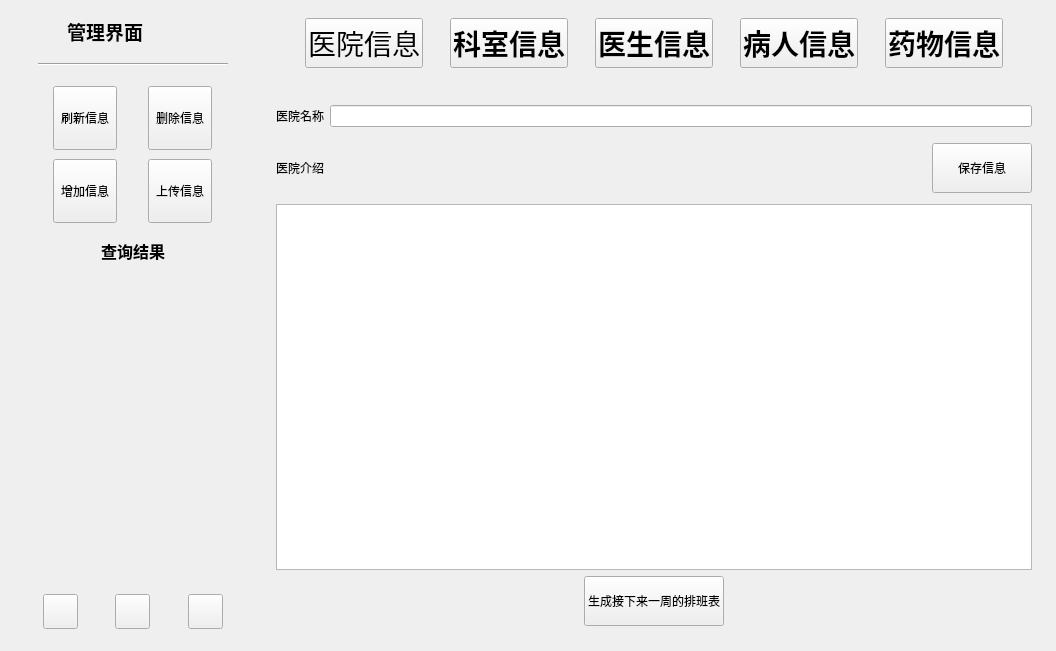
First picture: the form in widget.ui, repository GitterhipOo/Industrial-managers, before the edit.
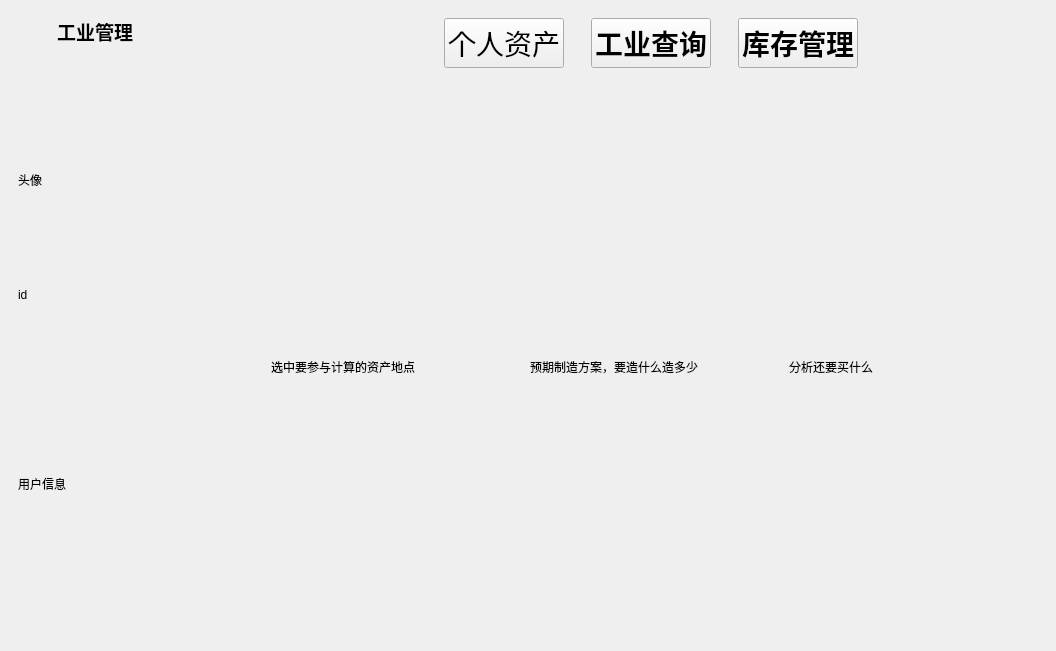
Second picture: the form after the edit. The open tabs and pages were chosen to show the change. Icons and pictures are not drawn.

The edit to the form file:
```diff
--- a/widget.ui
+++ b/widget.ui
@@ -16,7 +16,7 @@
   <widget class="QWidget" name="w_bg" native="true">
    <property name="geometry">
     <rect>
-     <x>10</x>
+     <x>0</x>
      <y>0</y>
      <width>1044</width>
      <height>645</height>
@@ -129,7 +129,7 @@
                </font>
               </property>
               <property name="text">
-               <string>管理界面</string>
+               <string>工业管理</string>
               </property>
              </widget>
             </item>
@@ -157,167 +157,63 @@
              <property name="rightMargin">
               <number>10</number>
              </property>
-             <item>
-              <widget class="Line" name="line">
-               <property name="font">
-                <font>
-                 <pointsize>9</pointsize>
-                 <bold>false</bold>
-                </font>
-               </property>
-               <property name="styleSheet">
-                <string notr="true"/>
-               </property>
-               <property name="orientation">
-                <enum>Qt::Horizontal</enum>
-               </property>
-              </widget>
-             </item>
             </layout>
            </widget>
           </item>
           <item>
-           <layout class="QGridLayout" name="gridLayout">
-            <property name="spacing">
-             <number>3</number>
-            </property>
-            <item row="0" column="0">
-             <widget class="QToolButton" name="menu_1">
-              <property name="minimumSize">
-               <size>
-                <width>70</width>
-                <height>70</height>
-               </size>
-              </property>
-              <property name="maximumSize">
-               <size>
-                <width>70</width>
-                <height>70</height>
-               </size>
-              </property>
-              <property name="font">
-               <font>
-                <pointsize>9</pointsize>
-               </font>
-              </property>
-              <property name="cursor">
-               <cursorShape>PointingHandCursor</cursorShape>
-              </property>
-              <property name="styleSheet">
-               <string notr="true">margin:3px</string>
-              </property>
-              <property name="text">
-               <string>刷新信息</string>
-              </property>
-              <property name="icon">
-               <iconset>
-                <normaloff>:/icons/umbrella.png</normaloff>:/icons/umbrella.png</iconset>
-              </property>
-              <property name="toolButtonStyle">
-               <enum>Qt::ToolButtonTextUnderIcon</enum>
-              </property>
-             </widget>
-            </item>
-            <item row="0" column="1">
-             <widget class="QToolButton" name="menu_2">
-              <property name="minimumSize">
-               <size>
-                <width>70</width>
-                <height>70</height>
-               </size>
-              </property>
-              <property name="styleSheet">
-               <string notr="true">margin:3px</string>
-              </property>
-              <property name="text">
-               <string>删除信息</string>
-              </property>
-             </widget>
-            </item>
-            <item row="1" column="0">
-             <widget class="QToolButton" name="menu_3">
-              <property name="minimumSize">
-               <size>
-                <width>70</width>
-                <height>70</height>
-               </size>
-              </property>
-              <property name="styleSheet">
-               <string notr="true">margin:3px</string>
-              </property>
-              <property name="text">
-               <string>增加信息</string>
-              </property>
-             </widget>
-            </item>
-            <item row="1" column="1">
-             <widget class="QToolButton" name="menu_4">
-              <property name="minimumSize">
-               <size>
-                <width>70</width>
-                <height>70</height>
-               </size>
-              </property>
-              <property name="styleSheet">
-               <string notr="true">margin:3px</string>
-              </property>
-              <property name="text">
-               <string>上传信息</string>
-              </property>
-             </widget>
-            </item>
-           </layout>
-          </item>
-          <item>
-           <widget class="QLabel" name="lab_title">
+           <widget class="QLabel" name="label_5">
             <property name="minimumSize">
              <size>
               <width>0</width>
-              <height>30</height>
+              <height>200</height>
              </size>
             </property>
-            <property name="font">
-             <font>
-              <family>幼圆</family>
-              <pointsize>12</pointsize>
-              <bold>true</bold>
-              <kerning>true</kerning>
-             </font>
+            <property name="text">
+             <string>头像</string>
             </property>
-            <property name="cursor">
-             <cursorShape>ArrowCursor</cursorShape>
-            </property>
-            <property name="focusPolicy">
-             <enum>Qt::NoFocus</enum>
-            </property>
-            <property name="acceptDrops">
-             <bool>false</bool>
-            </property>
-            <property name="layoutDirection">
-             <enum>Qt::LeftToRight</enum>
-            </property>
-            <property name="styleSheet">
-             <string notr="true">margin-top:3px;</string>
-            </property>
+           </widget>
+          </item>
+          <item>
+           <widget class="QLabel" name="label_7">
             <property name="text">
-             <string>查询结果</string>
+             <string>id</string>
             </property>
-            <property name="scaledContents">
-             <bool>false</bool>
-            </property>
-            <property name="alignment">
-             <set>Qt::AlignCenter</set>
-            </property>
            </widget>
           </item>
           <item>
-           <spacer name="verticalSpacer_2">
+           <spacer name="verticalSpacer">
             <property name="orientation">
              <enum>Qt::Vertical</enum>
             </property>
             <property name="sizeHint" stdset="0">
              <size>
               <width>20</width>
+              <height>40</height>
+             </size>
+            </property>
+           </spacer>
+          </item>
+          <item>
+           <widget class="QLabel" name="label_4">
+            <property name="minimumSize">
+             <size>
+              <width>0</width>
+              <height>250</height>
+             </size>
+            </property>
+            <property name="text">
+             <string>用户信息</string>
+            </property>
+           </widget>
+          </item>
+          <item>
+           <spacer name="horizontalSpacer_2">
+            <property name="orientation">
+             <enum>Qt::Horizontal</enum>
+            </property>
+            <property name="sizeHint" stdset="0">
+             <size>
+              <width>40</width>
               <height>20</height>
              </size>
             </property>
@@ -344,131 +240,6 @@
           <property name="bottomMargin">
            <number>0</number>
           </property>
-          <item>
-           <layout class="QHBoxLayout" name="horizontalLayout_2" stretch="1,0,2,0,2,0,1">
-            <item>
-             <spacer name="horizontalSpacer_4">
-              <property name="orientation">
-               <enum>Qt::Horizontal</enum>
-              </property>
-              <property name="sizeHint" stdset="0">
-               <size>
-                <width>40</width>
-                <height>20</height>
-               </size>
-              </property>
-             </spacer>
-            </item>
-            <item>
-             <widget class="QPushButton" name="btn_littleshow">
-              <property name="minimumSize">
-               <size>
-                <width>35</width>
-                <height>35</height>
-               </size>
-              </property>
-              <property name="maximumSize">
-               <size>
-                <width>35</width>
-                <height>35</height>
-               </size>
-              </property>
-              <property name="text">
-               <string/>
-              </property>
-              <property name="icon">
-               <iconset>
-                <normaloff>:/icons/mini.png</normaloff>:/icons/mini.png</iconset>
-              </property>
-             </widget>
-            </item>
-            <item>
-             <spacer name="horizontalSpacer_2">
-              <property name="orientation">
-               <enum>Qt::Horizontal</enum>
-              </property>
-              <property name="sizeHint" stdset="0">
-               <size>
-                <width>40</width>
-                <height>20</height>
-               </size>
-              </property>
-             </spacer>
-            </item>
-            <item>
-             <widget class="QPushButton" name="btn_home">
-              <property name="minimumSize">
-               <size>
-                <width>35</width>
-                <height>35</height>
-               </size>
-              </property>
-              <property name="maximumSize">
-               <size>
-                <width>35</width>
-                <height>35</height>
-               </size>
-              </property>
-              <property name="text">
-               <string/>
-              </property>
-              <property name="icon">
-               <iconset>
-                <normaloff>:/icons/home.png</normaloff>:/icons/home.png</iconset>
-              </property>
-             </widget>
-            </item>
-            <item>
-             <spacer name="horizontalSpacer_3">
-              <property name="orientation">
-               <enum>Qt::Horizontal</enum>
-              </property>
-              <property name="sizeHint" stdset="0">
-               <size>
-                <width>40</width>
-                <height>20</height>
-               </size>
-              </property>
-             </spacer>
-            </item>
-            <item>
-             <widget class="QPushButton" name="btn_logout">
-              <property name="minimumSize">
-               <size>
-                <width>35</width>
-                <height>35</height>
-               </size>
-              </property>
-              <property name="maximumSize">
-               <size>
-                <width>35</width>
-                <height>35</height>
-               </size>
-              </property>
-              <property name="text">
-               <string/>
-              </property>
-              <property name="icon">
-               <iconset>
-                <normaloff>:/icons/logout.png</normaloff>:/icons/logout.png</iconset>
-              </property>
-             </widget>
-            </item>
-            <item>
-             <spacer name="horizontalSpacer_5">
-              <property name="orientation">
-               <enum>Qt::Horizontal</enum>
-              </property>
-              <property name="sizeHint" stdset="0">
-               <size>
-                <width>40</width>
-                <height>20</height>
-               </size>
-              </property>
-             </spacer>
-            </item>
-           </layout>
-          </item>
          </layout>
         </widget>
        </item>
@@ -476,8 +247,8 @@
      </widget>
     </item>
     <item>
-     <widget class="QWidget" name="w_main" native="true">
-      <layout class="QVBoxLayout" name="verticalLayout_5" stretch="0,0">
+     <widget class="QWidget" name="w_main_3" native="true">
+      <layout class="QVBoxLayout" name="verticalLayout_49" stretch="0,0">
        <property name="spacing">
         <number>19</number>
        </property>
@@ -488,7 +259,7 @@
         <number>6</number>
        </property>
        <item>
-        <layout class="QHBoxLayout" name="horizontalLayout_5">
+        <layout class="QHBoxLayout" name="horizontalLayout_31">
          <property name="spacing">
           <number>27</number>
          </property>
@@ -499,7 +270,7 @@
           <number>4</number>
          </property>
          <item>
-          <spacer name="horizontalSpacer_8">
+          <spacer name="horizontalSpacer_40">
            <property name="orientation">
             <enum>Qt::Horizontal</enum>
            </property>
@@ -512,7 +283,7 @@
           </spacer>
          </item>
          <item>
-          <widget class="QPushButton" name="btn_main_item_5">
+          <widget class="QPushButton" name="menu1">
            <property name="sizePolicy">
             <sizepolicy hsizetype="Fixed" vsizetype="Fixed">
              <horstretch>0</horstretch>
@@ -532,12 +303,12 @@
             </font>
            </property>
            <property name="text">
-            <string>医院信息</string>
+            <string>个人资产</string>
            </property>
           </widget>
          </item>
          <item>
-          <widget class="QPushButton" name="btn_main_item_1">
+          <widget class="QPushButton" name="menu3">
            <property name="minimumSize">
             <size>
              <width>100</width>
@@ -561,12 +332,12 @@
             <cursorShape>PointingHandCursor</cursorShape>
            </property>
            <property name="text">
-            <string>科室信息</string>
+            <string>工业查询</string>
            </property>
           </widget>
          </item>
          <item>
-          <widget class="QPushButton" name="btn_main_item_2">
+          <widget class="QPushButton" name="menu2">
            <property name="minimumSize">
             <size>
              <width>100</width>
@@ -590,61 +361,12 @@
             <cursorShape>PointingHandCursor</cursorShape>
            </property>
            <property name="text">
-            <string>医生信息</string>
+            <string>库存管理</string>
            </property>
           </widget>
          </item>
          <item>
-          <widget class="QPushButton" name="btn_main_item_3">
-           <property name="minimumSize">
-            <size>
-             <width>100</width>
-             <height>0</height>
-            </size>
-           </property>
-           <property name="maximumSize">
-            <size>
-             <width>150</width>
-             <height>50</height>
-            </size>
-           </property>
-           <property name="font">
-            <font>
-             <family>幼圆</family>
-             <pointsize>21</pointsize>
-             <bold>true</bold>
-            </font>
-           </property>
-           <property name="cursor">
-            <cursorShape>PointingHandCursor</cursorShape>
-           </property>
-           <property name="text">
-            <string>病人信息</string>
-           </property>
-          </widget>
-         </item>
-         <item>
-          <widget class="QPushButton" name="btn_main_item_4">
-           <property name="minimumSize">
-            <size>
-             <width>100</width>
-             <height>50</height>
-            </size>
-           </property>
-           <property name="font">
-            <font>
-             <family>幼圆</family>
-             <pointsize>21</pointsize>
-             <bold>true</bold>
-            </font>
-           </property>
-           <property name="text">
-            <string>药物信息</string>
-           </property>
-          </widget>
-         </item>
-         <item>
-          <spacer name="horizontalSpacer_9">
+          <spacer name="horizontalSpacer_41">
            <property name="orientation">
             <enum>Qt::Horizontal</enum>
            </property>
@@ -659,306 +381,100 @@
         </layout>
        </item>
        <item>
-        <widget class="QStackedWidget" name="sw_main">
+        <widget class="QStackedWidget" name="sw_main_7">
          <property name="currentIndex">
-          <number>0</number>
+          <number>1</number>
          </property>
-         <widget class="QWidget" name="page">
-          <layout class="QVBoxLayout" name="verticalLayout_7">
-           <item>
-            <widget class="QTableWidget" name="tableWidget_p_0">
-             <property name="layoutDirection">
-              <enum>Qt::LeftToRight</enum>
-             </property>
-             <column>
+         <widget class="QWidget" name="page_31">
+          <widget class="QWidget" name="horizontalLayoutWidget">
+           <property name="geometry">
+            <rect>
+             <x>0</x>
+             <y>0</y>
+             <width>771</width>
+             <height>551</height>
+            </rect>
+           </property>
+           <layout class="QHBoxLayout" name="horizontalLayout_2">
+            <item>
+             <widget class="QLabel" name="label_2">
               <property name="text">
-               <string>科室编号</string>
+               <string>资产地点列表,需要配合esi获取，并按照顺序排列开来</string>
               </property>
-             </column>
-             <column>
+             </widget>
+            </item>
+            <item>
+             <widget class="QLabel" name="label_3">
               <property name="text">
-               <string>名称</string>
+               <string>左边选中物品以后的资产详情</string>
               </property>
-             </column>
-             <column>
-              <property name="text">
-               <string>位置</string>
-              </property>
-             </column>
-             <column>
-              <property name="text">
-               <string>序号</string>
-              </property>
-             </column>
-            </widget>
-           </item>
-          </layout>
+             </widget>
+            </item>
+           </layout>
+          </widget>
          </widget>
-         <widget class="QWidget" name="page_2">
-          <layout class="QVBoxLayout" name="verticalLayout_8">
-           <item>
-            <widget class="QTableWidget" name="tableWidget_p_1">
-             <column>
+         <widget class="QWidget" name="page_33">
+          <widget class="QWidget" name="horizontalLayoutWidget_3">
+           <property name="geometry">
+            <rect>
+             <x>0</x>
+             <y>0</y>
+             <width>771</width>
+             <height>551</height>
+            </rect>
+           </property>
+           <layout class="QHBoxLayout" name="horizontalLayout_5">
+            <item>
+             <widget class="QLabel" name="label_12">
               <property name="text">
-               <string>工号</string>
+               <string>选中要参与计算的资产地点</string>
               </property>
-             </column>
-             <column>
+             </widget>
+            </item>
+            <item>
+             <widget class="QLabel" name="label_13">
               <property name="text">
-               <string>姓名</string>
+               <string>预期制造方案，要造什么造多少</string>
               </property>
-             </column>
-             <column>
+             </widget>
+            </item>
+            <item>
+             <widget class="QLabel" name="label_11">
               <property name="text">
-               <string>所属科室</string>
+               <string>分析还要买什么</string>
               </property>
-             </column>
-             <column>
-              <property name="text">
-               <string>办公室位置</string>
-              </property>
-             </column>
-             <column>
-              <property name="text">
-               <string>职位</string>
-              </property>
-             </column>
-             <column>
-              <property name="text">
-               <string>出诊价格</string>
-              </property>
-             </column>
-             <column>
-              <property name="text">
-               <string>地址</string>
-              </property>
-             </column>
-             <column>
-              <property name="text">
-               <string>电话</string>
-              </property>
-             </column>
-             <column>
-              <property name="text">
-               <string>登录密码</string>
-              </property>
-             </column>
-             <column>
-              <property name="text">
-               <string>身份证号</string>
-              </property>
-             </column>
-             <column>
-              <property name="text">
-               <string>性别</string>
-              </property>
-             </column>
-            </widget>
-           </item>
-          </layout>
+             </widget>
+            </item>
+           </layout>
+          </widget>
          </widget>
-         <widget class="QWidget" name="page_3">
-          <layout class="QVBoxLayout" name="verticalLayout_9">
-           <item>
-            <widget class="QTableWidget" name="tableWidget_p_2">
-             <column>
+         <widget class="QWidget" name="page_32">
+          <widget class="QWidget" name="horizontalLayoutWidget_2">
+           <property name="geometry">
+            <rect>
+             <x>0</x>
+             <y>0</y>
+             <width>771</width>
+             <height>551</height>
+            </rect>
+           </property>
+           <layout class="QHBoxLayout" name="horizontalLayout_4">
+            <item>
+             <widget class="QLabel" name="label_10">
               <property name="text">
-               <string>病案号</string>
+               <string>候选框选蓝图列表</string>
               </property>
-             </column>
-             <column>
+             </widget>
+            </item>
+            <item>
+             <widget class="QLabel" name="label_9">
               <property name="text">
-               <string>姓名</string>
+               <string>显示所有的制造需要的东西</string>
               </property>
-             </column>
-             <column>
-              <property name="text">
-               <string>性别</string>
-              </property>
-             </column>
-             <column>
-              <property name="text">
-               <string>地址</string>
-              </property>
-             </column>
-             <column>
-              <property name="text">
-               <string>电话</string>
-              </property>
-             </column>
-             <column>
-              <property name="text">
-               <string>预约医生</string>
-              </property>
-             </column>
-             <column>
-              <property name="text">
-               <string>病床编号</string>
-              </property>
-             </column>
-             <column>
-              <property name="text">
-               <string>病房号</string>
-              </property>
-             </column>
-             <column>
-              <property name="text">
-               <string>病人编号</string>
-              </property>
-             </column>
-            </widget>
-           </item>
-          </layout>
-         </widget>
-         <widget class="QWidget" name="page_4">
-          <layout class="QVBoxLayout" name="verticalLayout_10">
-           <item>
-            <widget class="QTableWidget" name="tableWidget_p_3">
-             <column>
-              <property name="text">
-               <string>药品编号</string>
-              </property>
-             </column>
-             <column>
-              <property name="text">
-               <string>批准文号</string>
-              </property>
-             </column>
-             <column>
-              <property name="text">
-               <string>药品名</string>
-              </property>
-             </column>
-             <column>
-              <property name="text">
-               <string>药品类型</string>
-              </property>
-             </column>
-             <column>
-              <property name="text">
-               <string>规格</string>
-              </property>
-             </column>
-             <column>
-              <property name="text">
-               <string>库存数量</string>
-              </property>
-             </column>
-            </widget>
-           </item>
-          </layout>
-         </widget>
-         <widget class="QWidget" name="page_5">
-          <layout class="QVBoxLayout" name="verticalLayout">
-           <item>
-            <layout class="QHBoxLayout" name="horizontalLayout_3">
-             <property name="topMargin">
-              <number>5</number>
-             </property>
-             <property name="bottomMargin">
-              <number>5</number>
-             </property>
-             <item>
-              <widget class="QLabel" name="label_2">
-               <property name="text">
-                <string>医院名称</string>
-               </property>
-              </widget>
-             </item>
-             <item>
-              <widget class="QLineEdit" name="lineEdit_name"/>
-             </item>
-            </layout>
-           </item>
-           <item>
-            <layout class="QHBoxLayout" name="horizontalLayout_4">
-             <property name="topMargin">
-              <number>5</number>
-             </property>
-             <property name="bottomMargin">
-              <number>5</number>
-             </property>
-             <item>
-              <widget class="QLabel" name="label_3">
-               <property name="text">
-                <string>医院介绍</string>
-               </property>
-              </widget>
-             </item>
-             <item>
-              <widget class="QPushButton" name="pushButton">
-               <property name="sizePolicy">
-                <sizepolicy hsizetype="Fixed" vsizetype="Fixed">
-                 <horstretch>0</horstretch>
-                 <verstretch>0</verstretch>
-                </sizepolicy>
-               </property>
-               <property name="minimumSize">
-                <size>
-                 <width>100</width>
-                 <height>50</height>
-                </size>
-               </property>
-               <property name="text">
-                <string>保存信息</string>
-               </property>
-              </widget>
-             </item>
-            </layout>
-           </item>
-           <item>
-            <widget class="QTextBrowser" name="textBrowser_intro"/>
-           </item>
-           <item>
-            <layout class="QHBoxLayout" name="horizontalLayout_6">
-             <item>
-              <spacer name="horizontalSpacer_6">
-               <property name="orientation">
-                <enum>Qt::Horizontal</enum>
-               </property>
-               <property name="sizeHint" stdset="0">
-                <size>
-                 <width>40</width>
-                 <height>20</height>
-                </size>
-               </property>
-              </spacer>
-             </item>
-             <item>
-              <widget class="QPushButton" name="pushButton_2">
-               <property name="sizePolicy">
-                <sizepolicy hsizetype="Fixed" vsizetype="Fixed">
-                 <horstretch>0</horstretch>
-                 <verstretch>0</verstretch>
-                </sizepolicy>
-               </property>
-               <property name="minimumSize">
-                <size>
-                 <width>100</width>
-                 <height>50</height>
-                </size>
-               </property>
-               <property name="text">
-                <string>生成接下来一周的排班表</string>
-               </property>
-              </widget>
-             </item>
-             <item>
-              <spacer name="horizontalSpacer_7">
-               <property name="orientation">
-                <enum>Qt::Horizontal</enum>
-               </property>
-               <property name="sizeHint" stdset="0">
-                <size>
-                 <width>40</width>
-                 <height>20</height>
-                </size>
-               </property>
-              </spacer>
-             </item>
-            </layout>
-           </item>
-          </layout>
+             </widget>
+            </item>
+           </layout>
+          </widget>
          </widget>
         </widget>
        </item>
```
